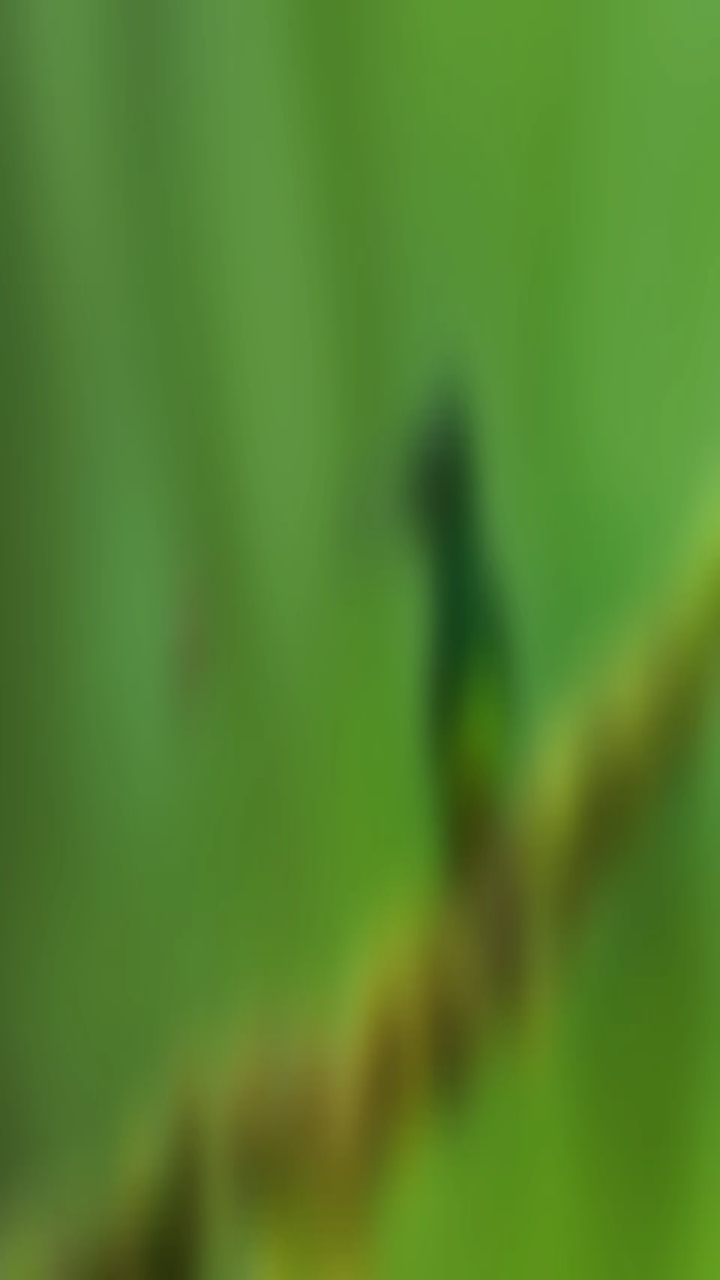
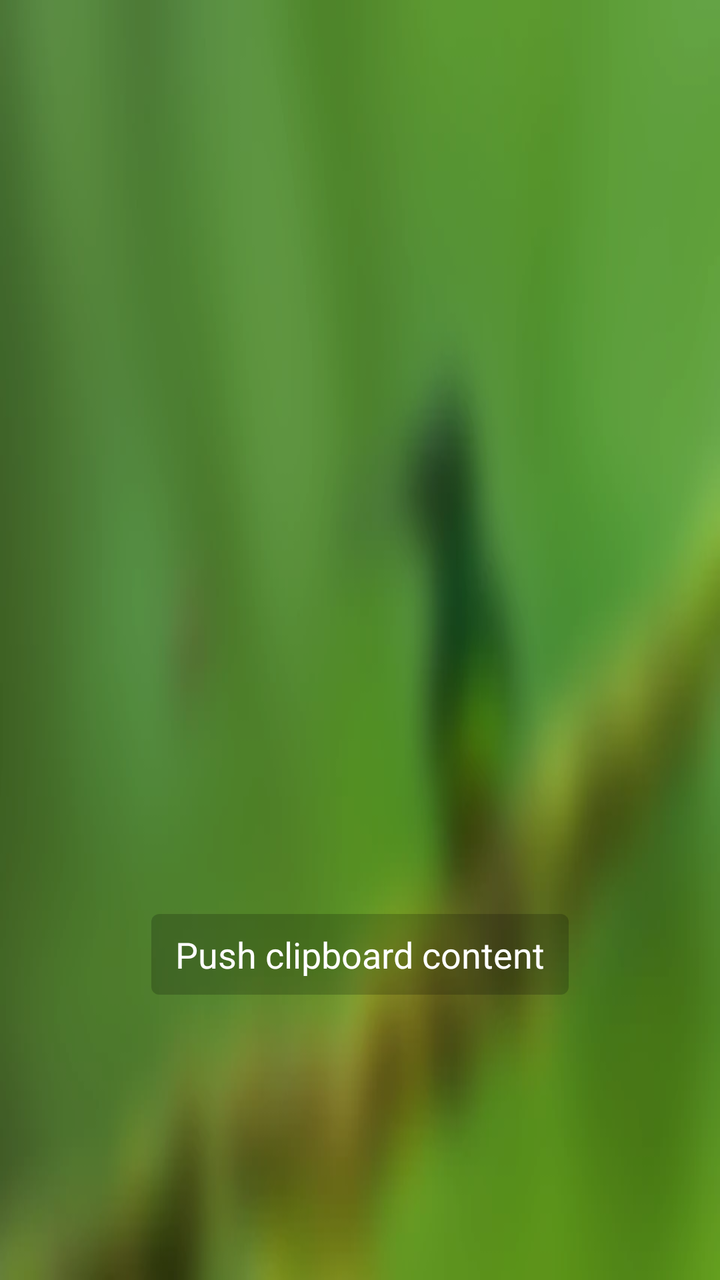

An Android layout rendered at two revisions. The XML below is the earlier revision; the diff shows what the commit changed to produce the second picture.
<!-- AndroidManifest.xml: application theme AppTheme -->
<!-- res/layout/activity_push.xml -->
<?xml version="1.0" encoding="utf-8"?>
<LinearLayout xmlns:android="http://schemas.android.com/apk/res/android"
    android:layout_width="match_parent"
    android:layout_height="match_parent"
    android:background="@color/black_20"
    android:gravity="center"
    android:keepScreenOn="true"
    android:orientation="vertical">

    <ImageView
        android:id="@+id/code"
        android:layout_width="250dp"
        android:layout_height="250dp"
        android:scaleType="fitXY" />

    <TextView
        android:id="@+id/info"
        android:layout_width="wrap_content"
        android:layout_height="wrap_content"
        android:layout_marginTop="24dp"
        android:gravity="center"
        android:lineSpacingExtra="4dp"
        android:shadowColor="@color/black"
        android:shadowDx="2"
        android:shadowDy="2"
        android:shadowRadius="1"
        android:textColor="@color/white"
        android:textSize="18sp" />

</LinearLayout>
<!-- resources referenced by this layout -->
<resources>
  <color name="black">#000000</color>
  <color name="black_20">#33000000</color>
  <color name="white">#FFFFFF</color>
  <style name="AppTheme" parent="BaseTheme" />
  <style name="BaseTheme" parent="Theme.MaterialComponents.Light.NoActionBar">
          <item name="colorPrimary">@color/primary</item>
          <item name="colorPrimaryDark">@color/primaryDark</item>
          <item name="colorAccent">@color/blue_500</item>
          <item name="android:windowAnimationStyle">@null</item>
          <item name="android:windowBackground">@drawable/wallpaper_1</item>
          <item name="android:windowFullscreen">true</item>
          <item name="android:windowTranslucentStatus">true</item>
          <item name="android:windowTranslucentNavigation">true</item>
      </style>
  <color name="primary">@color/black</color>
  <color name="primaryDark">@color/black</color>
  <!-- drawable wallpaper_1: webp bitmap (drawable-nodpi, 9580 bytes) -->
</resources>

<!-- the commit's change to res/layout/activity_push.xml (unified diff, before → after) -->
@@ -27,4 +27,14 @@
         android:textColor="@color/white"
         android:textSize="18sp" />
 
+    <TextView
+        android:id="@+id/clip"
+        android:layout_width="wrap_content"
+        android:layout_height="wrap_content"
+        android:layout_marginTop="16dp"
+        android:background="@drawable/shape_item_normal"
+        android:text="@string/push_clip"
+        android:textColor="@color/white"
+        android:textSize="18sp" />
+
 </LinearLayout>
<!-- resource entries referenced after the edit -->
@@ -3,6 +3,23 @@
   <color name="black">#000000</color>
   <color name="black_20">#33000000</color>
   <color name="white">#FFFFFF</color>
+  <!-- drawable shape_item_normal (drawable) -->
+  <?xml version="1.0" encoding="utf-8"?>
+  <shape xmlns:android="http://schemas.android.com/apk/res/android"
+      android:shape="rectangle">
+  
+      <solid android:color="@color/black_20" />
+  
+      <corners android:radius="4dp" />
+  
+      <padding
+          android:bottom="8dp"
+          android:left="12dp"
+          android:right="12dp"
+          android:top="8dp" />
+  
+  </shape>
+  <string name="push_clip">Push clipboard content</string>
   <style name="AppTheme" parent="BaseTheme" />
   <style name="BaseTheme" parent="Theme.MaterialComponents.Light.NoActionBar">
           <item name="colorPrimary">@color/primary</item>
